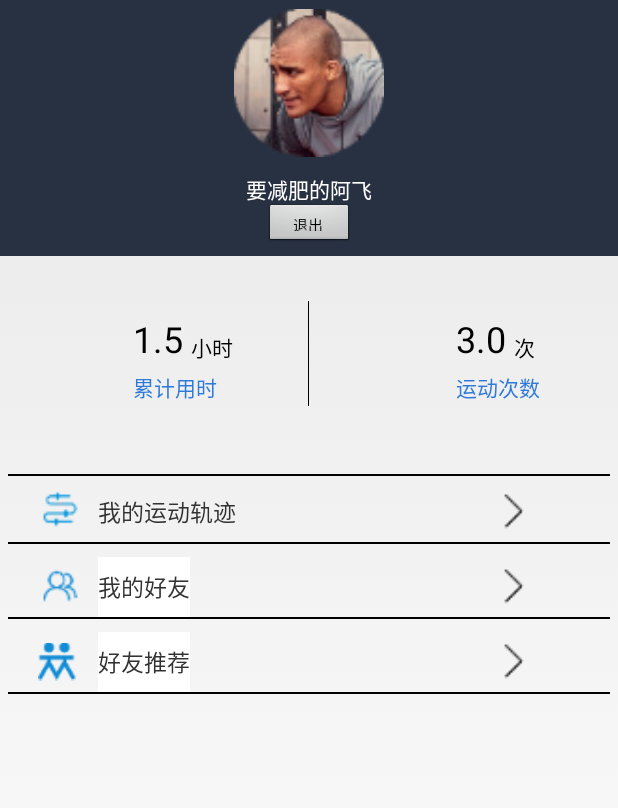
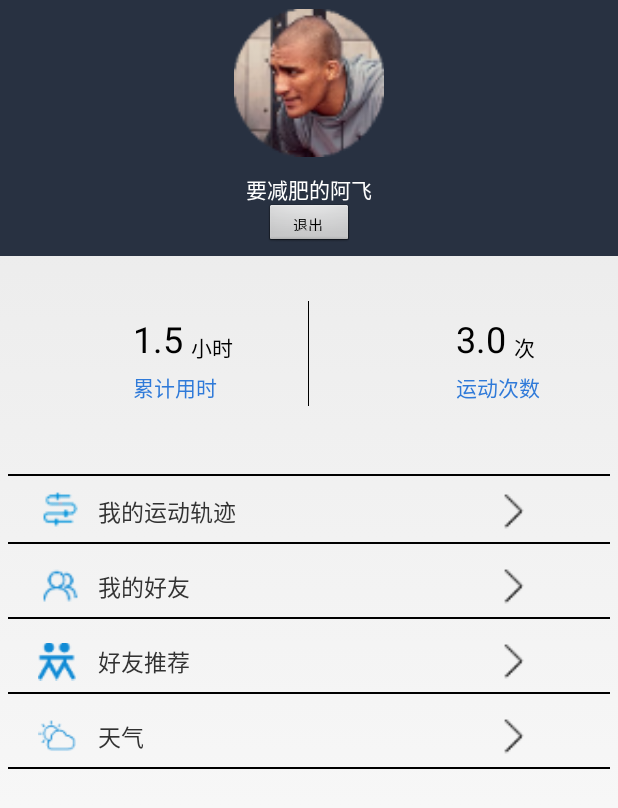
Before and after one commit to myqq0000/Android-Sport, an Android app: the fragment FragmentMine shown on its own in the app's theme, on a phone screen of 412 x 824 dp. Shown: the top 808 px of the screen. Run offline under Robolectric (Android 15) with nearby library versions, the phone set to English and light mode, and no system bars.

Commit message:
add weather
Add weather function

```diff
--- a/app/src/main/res/layout/fragment_mine.xml
+++ b/app/src/main/res/layout/fragment_mine.xml
@@ -187,7 +187,6 @@
                android:layout_height="40dp"
                android:layout_marginLeft="60dp"
                android:layout_marginTop="5dp"
-               android:background="@color/write"
                android:gravity="center"
                android:textSize="15dp"
                android:text="我的好友" />
@@ -204,6 +203,7 @@
                android:background="#000"
                android:layout_marginTop="45dp"/>
        </RelativeLayout>
+
        <RelativeLayout
            android:layout_width="wrap_content"
            android:layout_height="100dp"
@@ -222,7 +222,6 @@
                android:layout_height="40dp"
                android:layout_marginLeft="60dp"
                android:layout_marginTop="5dp"
-               android:background="@color/write"
                android:gravity="center"
                android:textSize="15dp"
                android:text="好友推荐" />
@@ -240,6 +239,40 @@
                android:layout_marginTop="45dp"/>
        </RelativeLayout>
 
+       <RelativeLayout
+           android:layout_width="wrap_content"
+           android:layout_height="100dp"
+           android:layout_marginTop="190dp">
+
+           <ImageView
+               android:layout_width="25dp"
+               android:layout_height="30dp"
+               android:layout_marginTop="10dp"
+               android:layout_marginLeft="20dp"
+               android:src="@mipmap/weather"
+               />
+           <TextView
+               android:layout_width="wrap_content"
+
+               android:layout_height="40dp"
+               android:layout_marginLeft="60dp"
+               android:layout_marginTop="5dp"
+               android:gravity="center"
+               android:textSize="15dp"
+               android:text="天气" />
+           <ImageView
+               android:layout_width="30dp"
+               android:layout_height="30dp"
+               android:src="@mipmap/arrow"
+               android:layout_marginTop="10dp"
+               android:layout_marginLeft="320dp"
+               />
+           <TextView
+               android:layout_width="match_parent"
+               android:layout_height="1dp"
+               android:background="#000"
+               android:layout_marginTop="45dp"/>
+       </RelativeLayout>
    </RelativeLayout>
 
 
```
